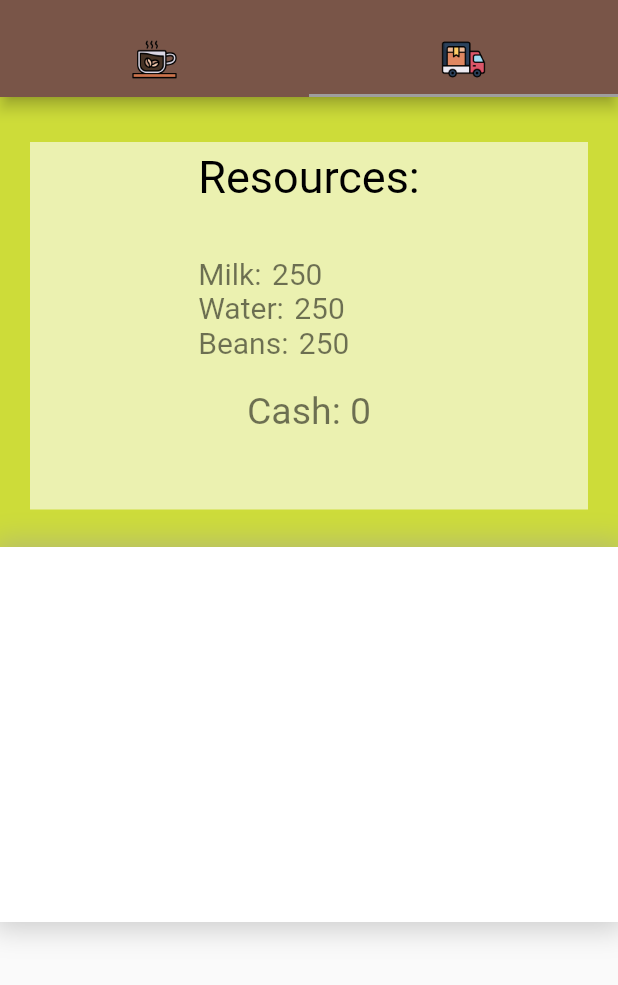
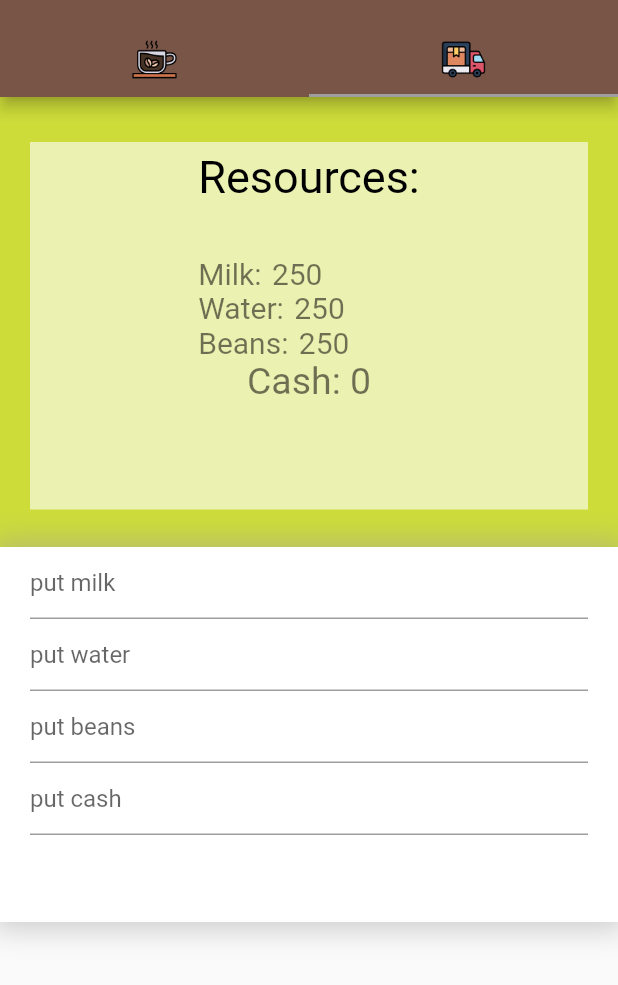
Before and after one commit to Animakkon/coffee_machine, a Flutter app: the screen it shows after launch, tab 2 chosen, on a phone screen of 412 x 824 dp, the part 59-1044 px from its top. Run offline on Flutter 3.47's test engine with Material 2 defaults, Android fonts, the phone set to English and light mode, and no system bars.

Commit message:
add: inputs for resources

```diff
--- a/lib/pages/addResources.dart
+++ b/lib/pages/addResources.dart
@@ -57,11 +57,9 @@ class _AddResource extends State<AddResources> {
                                   fontSize: 20, color: Colors.black54)),
                         ]),
                   ),
-                  Container(
-                    margin: const EdgeInsets.symmetric(vertical: 20),
-                    child: Text('Cash: ${machine.getResources().getCash()}',
-                        style:
-                        const TextStyle(fontSize: 25, color: Colors.black54)),
+                  Text('Cash: ${machine.getResources().getCash()}',
+                      style:
+                      const TextStyle(fontSize: 25, color: Colors.black54)
                   ),
                 ],
               ),
@@ -83,9 +81,92 @@ class _AddResource extends State<AddResources> {
             ]
           ),
           //todo: form controls
-          child: Column(
-
-          ),
+            child: Container(
+              alignment: Alignment.center,
+              child: Row(
+                children: [
+                  // todo: сделать генерацию полей из массива?
+                  Flexible(
+                    flex: 2,
+                    child: Container(
+                      padding: const EdgeInsets.fromLTRB(20, 0, 20, 0),
+                      child: Column(
+                        children: <Widget>[
+                          TextFormField(
+                            key: _milk,
+                            controller: milkController,
+                            decoration: const InputDecoration(
+                                hintText: 'put milk'),
+                            validator: (String? value) {
+                              if (value == null || value.isEmpty) {
+                                return 'please enter milk';
+                              }
+                              try {
+                                var milk = int.parse(value);
+                              } catch (e) {
+                                return 'you put strange resource!!!';
+                              }
+                              return null;
+                            },
+                          ),
+                          TextFormField(
+                            key: _water,
+                            controller: waterController,
+                            decoration: const InputDecoration(
+                                hintText: 'put water'),
+                            validator: (String? value) {
+                              if (value == null || value.isEmpty) {
+                                return 'please enter water';
+                              }
+                              try {
+                                var water = int.parse(value);
+                              } catch (e) {
+                                return 'you put strange resource!!!';
+                              }
+                              return null;
+                            },
+                          ),
+                          TextFormField(
+                            key: _beans,
+                            controller: beansController,
+                            decoration: const InputDecoration(
+                                hintText: 'put beans'),
+                            validator: (String? value) {
+                              if (value == null || value.isEmpty) {
+                                return 'please enter beans';
+                              }
+                              try {
+                                var beans = int.parse(value);
+                              } catch (e) {
+                                return 'you put strange resource!!!';
+                              }
+                              return null;
+                            },
+                          ),
+                          TextFormField(
+                            key: _cash,
+                            controller: cashController,
+                            decoration: const InputDecoration(
+                                hintText: 'put cash'),
+                            validator: (String? value) {
+                              if (value == null || value.isEmpty) {
+                                return 'please enter cash';
+                              }
+                              try {
+                                var cash = int.parse(value);
+                              } catch (e) {
+                                return 'you put strange cash!!!';
+                              }
+                              return null;
+                            },
+                          )
+                        ],
+                      ),
+                    ),
+                  )
+                ],
+              ),
+            ),
         ),
       ],
     );
```
